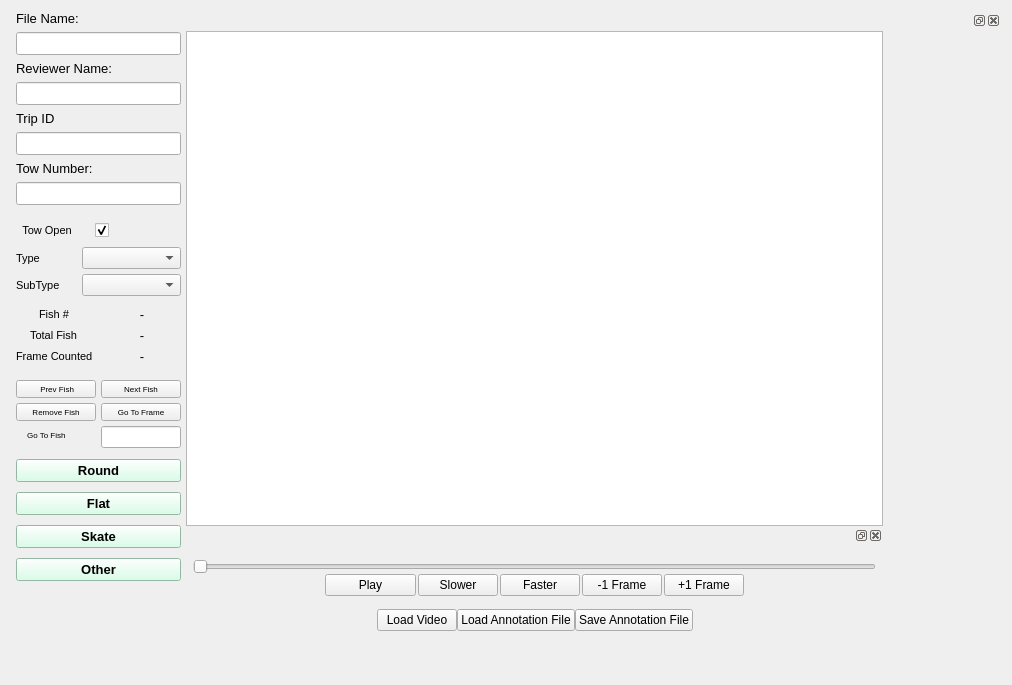
The window that FishGUI/mainwindow.ui (cvisionai/Tator-Native) describes before a commit, drawn with Qt 5.
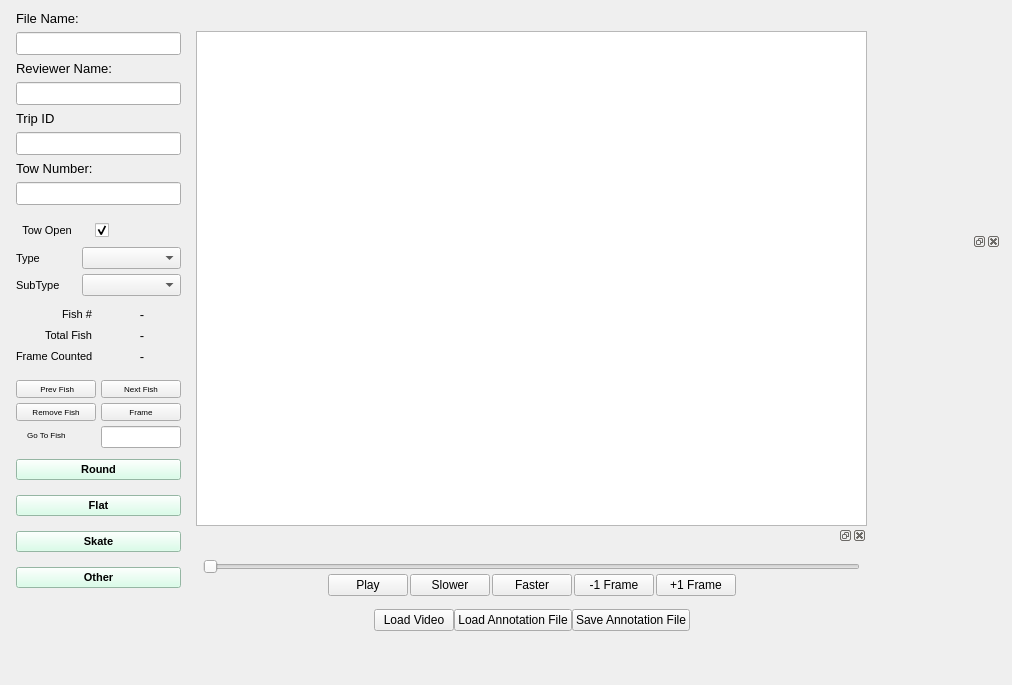
The same window after the commit. Custom widgets are drawn as their Qt base class.

Commit message: added save directory dialog

Patch:
```diff
--- a/FishGUI/mainwindow.ui
+++ b/FishGUI/mainwindow.ui
@@ -18,7 +18,7 @@
   </property>
   <layout class="QVBoxLayout" name="verticalLayout">
    <item>
-    <layout class="QHBoxLayout" name="horizontalLayout_6" stretch="1,30,1">
+    <layout class="QHBoxLayout" name="horizontalLayout_6" stretch="1,5,1">
      <property name="spacing">
       <number>0</number>
      </property>
@@ -27,6 +27,15 @@
        <property name="spacing">
         <number>6</number>
        </property>
+       <property name="leftMargin">
+        <number>0</number>
+       </property>
+       <property name="topMargin">
+        <number>0</number>
+       </property>
+       <property name="rightMargin">
+        <number>10</number>
+       </property>
        <item>
         <layout class="QVBoxLayout" name="verticalLayout_5">
          <property name="leftMargin">
@@ -366,8 +375,11 @@
        </item>
        <item>
         <layout class="QFormLayout" name="formLayout_4">
+         <property name="fieldGrowthPolicy">
+          <enum>QFormLayout::ExpandingFieldsGrow</enum>
+         </property>
          <property name="labelAlignment">
-          <set>Qt::AlignCenter</set>
+          <set>Qt::AlignRight|Qt::AlignTrailing|Qt::AlignVCenter</set>
          </property>
          <property name="formAlignment">
           <set>Qt::AlignHCenter|Qt::AlignTop</set>
@@ -646,7 +658,7 @@
             <enum>Qt::NoFocus</enum>
            </property>
            <property name="text">
-            <string>Go To Frame</string>
+            <string>Frame</string>
            </property>
           </widget>
          </item>
@@ -703,7 +715,7 @@
        <item>
         <layout class="QVBoxLayout" name="verticalLayout_3">
          <property name="spacing">
-          <number>10</number>
+          <number>15</number>
          </property>
          <property name="leftMargin">
           <number>5</number>
@@ -728,7 +740,7 @@
            <property name="minimumSize">
             <size>
              <width>0</width>
-             <height>1</height>
+             <height>0</height>
             </size>
            </property>
            <property name="baseSize">
@@ -739,7 +751,7 @@
            </property>
            <property name="font">
             <font>
-             <pointsize>10</pointsize>
+             <pointsize>8</pointsize>
              <weight>75</weight>
              <bold>true</bold>
             </font>
@@ -775,12 +787,12 @@
            <property name="minimumSize">
             <size>
              <width>0</width>
-             <height>1</height>
+             <height>0</height>
             </size>
            </property>
            <property name="font">
             <font>
-             <pointsize>10</pointsize>
+             <pointsize>8</pointsize>
              <weight>75</weight>
              <bold>true</bold>
             </font>
@@ -807,12 +819,12 @@
            <property name="minimumSize">
             <size>
              <width>0</width>
-             <height>1</height>
+             <height>0</height>
             </size>
            </property>
            <property name="font">
             <font>
-             <pointsize>10</pointsize>
+             <pointsize>8</pointsize>
              <weight>75</weight>
              <bold>true</bold>
             </font>
@@ -839,12 +851,12 @@
            <property name="minimumSize">
             <size>
              <width>0</width>
-             <height>1</height>
+             <height>0</height>
             </size>
            </property>
            <property name="font">
             <font>
-             <pointsize>10</pointsize>
+             <pointsize>8</pointsize>
              <weight>75</weight>
              <bold>true</bold>
             </font>
@@ -1204,17 +1216,63 @@
       </layout>
      </item>
      <item>
-      <layout class="QVBoxLayout" name="countingControlsLayout" stretch="0">
+      <layout class="QVBoxLayout" name="countingControlsLayout" stretch="0,0,0">
        <property name="spacing">
         <number>3</number>
        </property>
+       <property name="leftMargin">
+        <number>10</number>
+       </property>
+       <property name="topMargin">
+        <number>0</number>
+       </property>
+       <property name="bottomMargin">
+        <number>0</number>
+       </property>
+       <item>
+        <spacer name="verticalSpacer">
+         <property name="orientation">
+          <enum>Qt::Vertical</enum>
+         </property>
+         <property name="sizeHint" stdset="0">
+          <size>
+           <width>20</width>
+           <height>40</height>
+          </size>
+         </property>
+        </spacer>
+       </item>
        <item>
         <widget class="QDockWidget" name="dockWidget_2">
+         <property name="sizePolicy">
+          <sizepolicy hsizetype="MinimumExpanding" vsizetype="MinimumExpanding">
+           <horstretch>0</horstretch>
+           <verstretch>0</verstretch>
+          </sizepolicy>
+         </property>
+         <property name="minimumSize">
+          <size>
+           <width>102</width>
+           <height>38</height>
+          </size>
+         </property>
          <property name="floating">
           <bool>false</bool>
          </property>
          <widget class="QWidget" name="dockWidgetContents">
           <layout class="QHBoxLayout" name="horizontalLayout_2">
+           <property name="leftMargin">
+            <number>1</number>
+           </property>
+           <property name="topMargin">
+            <number>1</number>
+           </property>
+           <property name="rightMargin">
+            <number>1</number>
+           </property>
+           <property name="bottomMargin">
+            <number>1</number>
+           </property>
            <item>
             <widget class="NavigatorWidget" name="navigator" native="true">
              <property name="minimumSize">
@@ -1229,6 +1287,19 @@
          </widget>
         </widget>
        </item>
+       <item>
+        <spacer name="verticalSpacer_2">
+         <property name="orientation">
+          <enum>Qt::Vertical</enum>
+         </property>
+         <property name="sizeHint" stdset="0">
+          <size>
+           <width>20</width>
+           <height>40</height>
+          </size>
+         </property>
+        </spacer>
+       </item>
       </layout>
      </item>
     </layout>
```
The commit also changes 3 other files.
